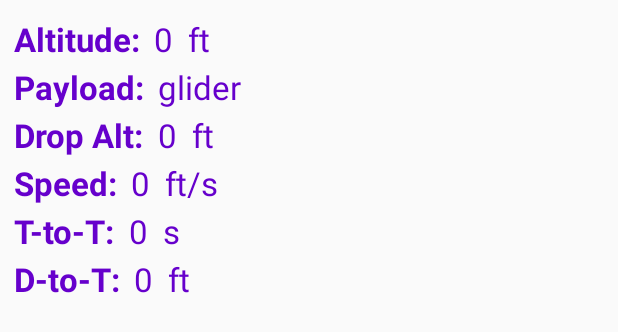
After one commit to Matteo-Caruso/AppV2.0, an Android app: the layout display_fileds.xml on its own in the app's theme, with its tools: preview values and no code run, on a phone screen of 412 x 824 dp. The commit adds this screen. Shown: the top 332 px of the screen. Run offline under Robolectric (Android 15) with nearby library versions, the phone set to English and light mode, and no system bars.

Commit message:
Added the display fields to the UI. In addition, a function, "changeDisplayFieldValue" was added to the MainActivity.java code to identify how the text filed values can be changed.
*NOTE* ==> The required display fields are not properly sized. Testing on the tablet is desired prior to adjusting the font sizing.

```diff
--- a/App V1.0/app/src/main/java/com/source/aero/aerogroundstation/MainActivity.java
+++ b/App V1.0/app/src/main/java/com/source/aero/aerogroundstation/MainActivity.java
@@ -218,6 +218,28 @@ public class MainActivity extends AppCompatActivity implements OnMapReadyCallbac
 
     }
 
+    //------------------------------------------------- Below is the implementation for when the display field values need to be adjusted -----------------------------------------------------------
+
+    public void changeDisplayFieldValue(String value){
+
+        //Obtain the ID's of the various text fields
+        TextView currentAltitude = (TextView) findViewById(R.id.currentAltitude);
+        TextView currentPayload = (TextView) findViewById(R.id.currentPayload);
+        TextView currentDropAltitude = (TextView) findViewById(R.id.currentDropAltitude);
+        TextView currentSpeed = (TextView) findViewById(R.id.currentSpeed);
+        TextView currentTimeToTarget = (TextView) findViewById(R.id.currentTimeToTarget);
+        TextView currentDistanceToTarget = (TextView) findViewById(R.id.currentDistanceToTarget);
+
+        //Below, we have the implementation of how each text value can be adjusted:
+        currentAltitude.setText(value);
+        currentPayload.setText("glider");
+        currentDropAltitude.setText("0");
+        currentSpeed.setText("0");
+        currentTimeToTarget.setText("0");
+        currentDistanceToTarget.setText("0");
+
+    }
+
     //Close current fragment on back press
     @Override
     public void onBackPressed() {
--- /dev/null
+++ b/App V1.0/app/src/main/res/drawable/purple_boarder_white_outline.xml
@@ -0,0 +1,21 @@
+<?xml version="1.0" encoding="utf-8"?>
+<shape xmlns:android="http://schemas.android.com/apk/res/android"
+    android:shape="rectangle" >
+
+    <!-- view background color -->
+    <solid
+        android:color="#6600CC" >
+    </solid>
+
+    <!-- view border color and width -->
+    <stroke
+        android:width="2dp"
+        android:color="#FFFFFF" >
+    </stroke>
+
+    <!-- The radius makes the corners rounded -->
+    <corners
+        android:radius="2dp"   >
+    </corners>
+
+</shape>
--- a/App V1.0/app/src/main/res/layout/activity_main.xml
+++ b/App V1.0/app/src/main/res/layout/activity_main.xml
@@ -32,7 +32,7 @@
         app:itemTextColor="@color/highlightIcon"
         app:menu="@menu/main_bottom_navigation" />
 
-    <!--The Textview below is used to display the recording dialogue to identify whether data is being recorded -->
+    <!--The LinearLayout below is used to display the recording dialogue to identify whether data is being recorded -->
     <LinearLayout
         android:id="@+id/recordingIdentifier"
         app:layout_constraintTop_toTopOf="parent"
@@ -55,6 +55,15 @@
             android:textColor="#FFFFFF"
             android:textSize="20dp" />
     </LinearLayout>
+
+    <!-- Below, we include the layout for the display fields, allowing them to be viewed in the main activity-->
+    <include
+        layout="@layout/display_fileds"
+        android:layout_width="wrap_content"
+        android:layout_height="wrap_content"
+        app:layout_constraintTop_toBottomOf="@+id/recordingIdentifier"
+        android:layout_marginTop="10dp"
+        app:layout_constraintLeft_toLeftOf="parent"/>
 
     <com.mapbox.mapboxsdk.maps.MapView
         android:id="@+id/mapView"
--- /dev/null
+++ b/App V1.0/app/src/main/res/layout/display_fileds.xml
@@ -0,0 +1,221 @@
+<?xml version="1.0" encoding="utf-8"?>
+
+<!--The LinearLayout below is used to display the various text fields for telemetry data -->
+<!--The linear layout contains a set of linear layouts that can be changed -->
+<LinearLayout
+xmlns:android="http://schemas.android.com/apk/res/android"
+android:layout_width="wrap_content"
+android:layout_height="wrap_content"
+android:layout_marginTop="10dp"
+android:orientation="vertical">
+
+    <!-- The layout below is for the altitude information-->
+    <LinearLayout
+        android:visibility="visible"
+        android:layout_width="wrap_content"
+        android:layout_height="wrap_content"
+        android:orientation="horizontal"
+        android:padding="1dp">
+        <!-- the background uses a rectangle created in the drawable folder -->
+        <TextView
+            android:layout_width="wrap_content"
+            android:layout_height="wrap_content"
+            android:layout_marginLeft="8dp"
+            android:layout_marginRight="2dp"
+            android:text="Altitude: "
+            android:textStyle="bold"
+            android:textColor="#6600CC"
+            android:textSize="10pt"/>
+        <TextView
+            android:id="@+id/currentAltitude"
+            android:layout_width="wrap_content"
+            android:layout_height="wrap_content"
+            android:layout_marginLeft="2dp"
+            android:layout_marginRight="8dp"
+            android:text="0"
+            android:textColor="#6600CC"
+            android:textSize="10pt"/>
+        <TextView
+            android:layout_width="wrap_content"
+            android:layout_height="wrap_content"
+            android:layout_marginLeft="2dp"
+            android:layout_marginRight="8dp"
+            android:text="ft"
+            android:textColor="#6600CC"
+            android:textSize="10pt"/>
+    </LinearLayout>
+
+    <!-- The layout below is for the payload information-->
+    <LinearLayout
+        android:visibility="visible"
+        android:layout_width="wrap_content"
+        android:layout_height="wrap_content"
+        android:orientation="horizontal"
+        android:padding="1dp">
+        <!-- the background uses a rectangle created in the drawable folder -->
+        <TextView
+            android:layout_width="wrap_content"
+            android:layout_height="wrap_content"
+            android:layout_marginLeft="8dp"
+            android:layout_marginRight="2dp"
+            android:text="Payload: "
+            android:textStyle="bold"
+            android:textColor="#6600CC"
+            android:textSize="10pt"/>
+        <TextView
+            android:id="@+id/currentPayload"
+            android:layout_width="wrap_content"
+            android:layout_height="wrap_content"
+            android:layout_marginLeft="2dp"
+            android:layout_marginRight="8dp"
+            android:text="glider"
+            android:textColor="#6600CC"
+            android:textSize="10pt"/>
+    </LinearLayout>
+
+    <!-- The layout below is for the drop altitude information-->
+    <LinearLayout
+        android:visibility="visible"
+        android:layout_width="wrap_content"
+        android:layout_height="wrap_content"
+        android:orientation="horizontal"
+        android:padding="1dp">
+        <!-- the background uses a rectangle created in the drawable folder -->
+        <TextView
+            android:layout_width="wrap_content"
+            android:layout_height="wrap_content"
+            android:layout_marginLeft="8dp"
+            android:layout_marginRight="2dp"
+            android:text="Drop Alt: "
+            android:textStyle="bold"
+            android:textColor="#6600CC"
+            android:textSize="10pt"/>
+        <TextView
+            android:id="@+id/currentDropAltitude"
+            android:layout_width="wrap_content"
+            android:layout_height="wrap_content"
+            android:layout_marginLeft="2dp"
+            android:layout_marginRight="8dp"
+            android:text="0"
+            android:textColor="#6600CC"
+            android:textSize="10pt"/>
+        <TextView
+            android:layout_width="wrap_content"
+            android:layout_height="wrap_content"
+            android:layout_marginLeft="2dp"
+            android:layout_marginRight="8dp"
+            android:text="ft"
+            android:textColor="#6600CC"
+            android:textSize="10pt"/>
+    </LinearLayout>
+
+    <!-- The layout below is for the speed information-->
+    <LinearLayout
+        android:visibility="visible"
+        android:layout_width="wrap_content"
+        android:layout_height="wrap_content"
+        android:orientation="horizontal"
+        android:padding="1dp">
+        <!-- the background uses a rectangle created in the drawable folder -->
+        <TextView
+            android:layout_width="wrap_content"
+            android:layout_height="wrap_content"
+            android:layout_marginLeft="8dp"
+            android:layout_marginRight="2dp"
+            android:text="Speed: "
+            android:textStyle="bold"
+            android:textColor="#6600CC"
+            android:textSize="10pt"/>
+        <TextView
+            android:id="@+id/currentSpeed"
+            android:layout_width="wrap_content"
+            android:layout_height="wrap_content"
+            android:layout_marginLeft="2dp"
+            android:layout_marginRight="8dp"
+            android:text="0"
+            android:textColor="#6600CC"
+            android:textSize="10pt"/>
+        <TextView
+            android:layout_width="wrap_content"
+            android:layout_height="wrap_content"
+            android:layout_marginLeft="2dp"
+            android:layout_marginRight="8dp"
+            android:text="ft/s"
+            android:textColor="#6600CC"
+            android:textSize="10pt"/>
+    </LinearLayout>
+
+    <!-- The layout below is for the time to target information-->
+    <LinearLayout
+        android:visibility="visible"
+        android:layout_width="wrap_content"
+        android:layout_height="wrap_content"
+        android:orientation="horizontal"
+        android:padding="1dp">
+        <!-- the background uses a rectangle created in the drawable folder -->
+        <TextView
+            android:layout_width="wrap_content"
+            android:layout_height="wrap_content"
+            android:layout_marginLeft="8dp"
+            android:layout_marginRight="2dp"
+            android:text="T-to-T: "
+            android:textStyle="bold"
+            android:textColor="#6600CC"
+            android:textSize="10pt"/>
+        <TextView
+            android:id="@+id/currentTimeToTarget"
+            android:layout_width="wrap_content"
+            android:layout_height="wrap_content"
+            android:layout_marginLeft="2dp"
+            android:layout_marginRight="8dp"
+            android:text="0"
+            android:textColor="#6600CC"
+            android:textSize="10pt"/>
+        <TextView
+            android:layout_width="wrap_content"
+            android:layout_height="wrap_content"
+            android:layout_marginLeft="2dp"
+            android:layout_marginRight="8dp"
+            android:text="s"
+            android:textColor="#6600CC"
+            android:textSize="10pt"/>
+    </LinearLayout>
+
+    <!-- The layout below is for the distance to target information-->
+    <LinearLayout
+        android:visibility="visible"
+        android:layout_width="wrap_content"
+        android:layout_height="wrap_content"
+        android:orientation="horizontal"
+        android:padding="1dp">
+        <!-- the background uses a rectangle created in the drawable folder -->
+        <TextView
+            android:layout_width="wrap_content"
+            android:layout_height="wrap_content"
+            android:layout_marginLeft="8dp"
+            android:layout_marginRight="2dp"
+            android:text="D-to-T: "
+            android:textStyle="bold"
+            android:textColor="#6600CC"
+            android:textSize="10pt"/>
+        <TextView
+            android:id="@+id/currentDistanceToTarget"
+            android:layout_width="wrap_content"
+            android:layout_height="wrap_content"
+            android:layout_marginLeft="2dp"
+            android:layout_marginRight="8dp"
+            android:text="0"
+            android:textColor="#6600CC"
+            android:textSize="10pt"/>
+        <TextView
+            android:layout_width="wrap_content"
+            android:layout_height="wrap_content"
+            android:layout_marginLeft="2dp"
+            android:layout_marginRight="8dp"
+            android:text="ft"
+            android:textColor="#6600CC"
+            android:textSize="10pt"/>
+    </LinearLayout>
+
+
+</LinearLayout>
```
Also changed, not shown: 1 other file.
